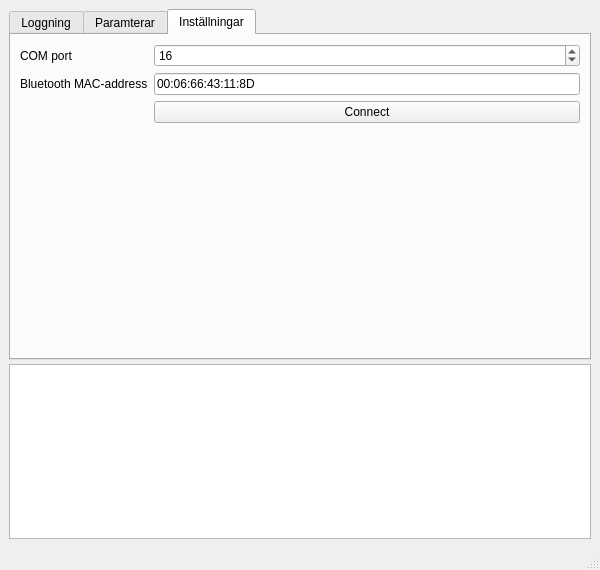
This is AppUI.ui in Snoozerworks/pg-winch-pc as Qt 5 draws it before an edit. The edited form follows.
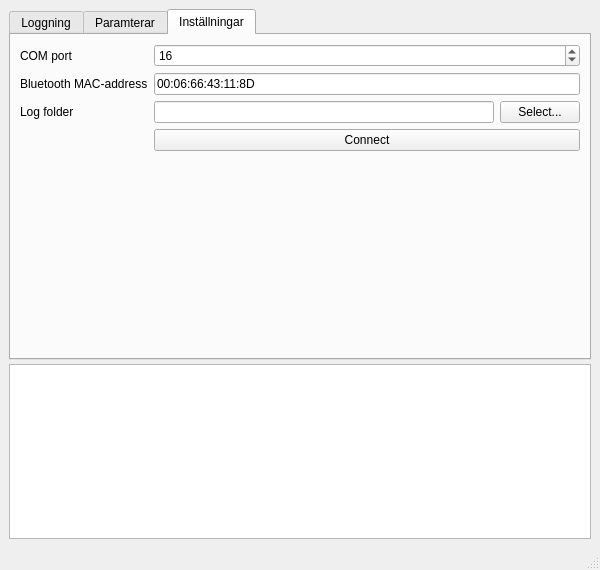
This is the edited form. Custom widgets are drawn as their Qt base class.

Commit message: Added persistant configuration for mac-address, com-port and log directory. New widget to select log directory.

```diff
--- a/AppUI.ui
+++ b/AppUI.ui
@@ -350,6 +350,31 @@
          </widget>
         </item>
         <item row="2" column="1">
+         <layout class="QHBoxLayout" name="horizontalLayout_3">
+          <item>
+           <widget class="QLineEdit" name="lineEdit_log_folder">
+            <property name="readOnly">
+             <bool>true</bool>
+            </property>
+           </widget>
+          </item>
+          <item>
+           <widget class="QPushButton" name="btn_log_folder">
+            <property name="text">
+             <string>Select...</string>
+            </property>
+           </widget>
+          </item>
+         </layout>
+        </item>
+        <item row="2" column="0">
+         <widget class="QLabel" name="label_3">
+          <property name="text">
+           <string>Log folder</string>
+          </property>
+         </widget>
+        </item>
+        <item row="3" column="1">
          <widget class="QPushButton" name="btn_connect">
           <property name="text">
            <string>Connect</string>
```
Left out of the diff: 2 changed lines with no effect on the pictures. The commit also changes 2 other files.
